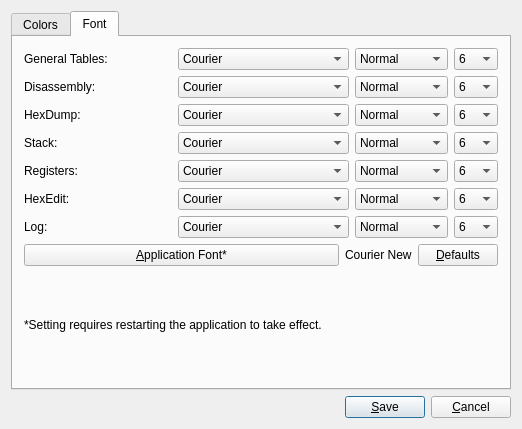
x64dbg/x64dbg, file src/gui/Src/Gui/AppearanceDialog.ui: the form before one commit.
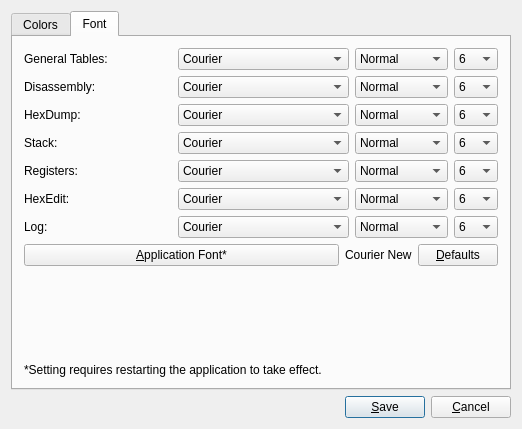
The form after the commit. The open tabs and pages were chosen to show the change. Icons and pictures are not drawn.

Commit message: Attempt to scale the column widths when changing fonts

```diff
--- a/src/gui/Src/Gui/AppearanceDialog.ui
+++ b/src/gui/Src/Gui/AppearanceDialog.ui
@@ -1675,19 +1675,6 @@
          </item>
         </layout>
        </item>
-       <item>
-        <spacer name="verticalSpacer_2">
-         <property name="orientation">
-          <enum>Qt::Vertical</enum>
-         </property>
-         <property name="sizeHint" stdset="0">
-          <size>
-           <width>20</width>
-           <height>40</height>
-          </size>
-         </property>
-        </spacer>
-       </item>
       </layout>
      </widget>
     </widget>
```
The commit also changes 1 other file.
